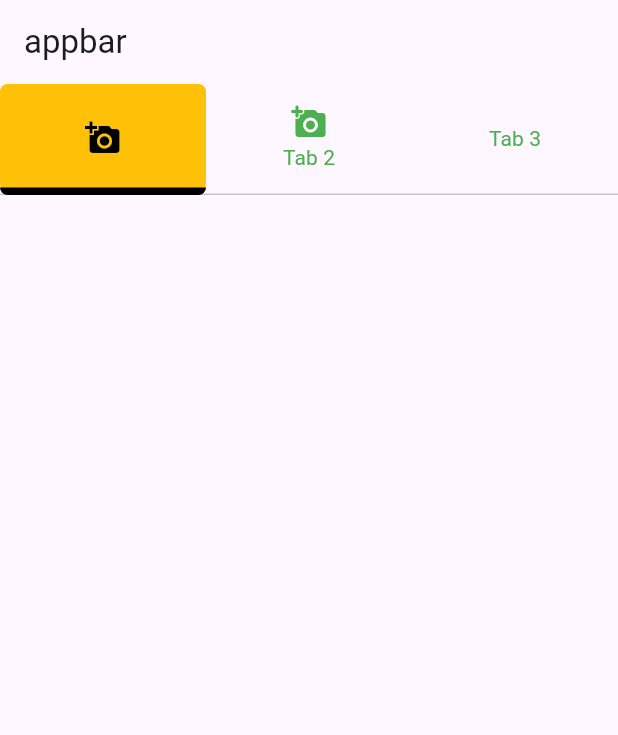
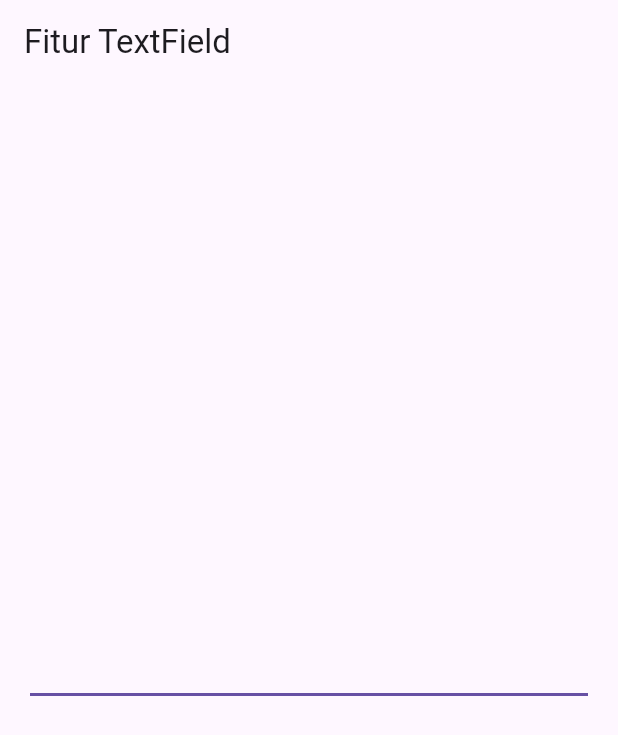
Before and after one commit to rasyid32/Modul-MWS, a Flutter app: the screen it shows after launch, on a phone screen of 412 x 824 dp. Shown: the top 735 px of the screen. Run offline on Flutter 3.47's test engine with Material 3 defaults, Android fonts, the phone set to English and light mode, and no system bars.

Commit message:
Fitur TextField

```diff
--- a/lib/main.dart
+++ b/lib/main.dart
@@ -12,7 +12,8 @@ import 'package:flutter/material.dart';
 // import 'package:project_1/views/mappingList.dart';
 // import 'package:project_1/views/dateFormat.dart';
 // import 'package:project_1/views/appbarWidget.dart';
-import 'package:project_1/views/tabBarWidget.dart';
+// import 'package:project_1/views/tabBarWidget.dart';
+import 'package:project_1/views/FiturTextField.dart';
 
 void main() {
   runApp(MyApp());
@@ -30,7 +31,7 @@ class MyApp extends StatelessWidget {
         colorScheme: ColorScheme.fromSeed(seedColor: Colors.deepPurple),
         useMaterial3: true,
       ),
-      home: TabBarWidget(),
+      home: FiturTextField(),
     );
   }
 }
--- /dev/null
+++ b/lib/views/FiturTextField.dart
@@ -0,0 +1,32 @@
+import 'package:flutter/material.dart';
+
+class FiturTextField extends StatelessWidget {
+  const FiturTextField({super.key});
+
+  @override
+  Widget build(BuildContext context) {
+    return MaterialApp(
+      home: Scaffold(
+        appBar: AppBar(
+          title: Text("Fitur TextField"),
+        ),
+        body: Center(
+          child: Padding(
+            padding: const EdgeInsets.all(20),
+            child: TextField(
+              autocorrect: true,
+              autofocus: true,
+              enableSuggestions: true,
+              enableInteractiveSelection: true,
+              obscureText: true,
+              obscuringCharacter: "-",
+              keyboardType: TextInputType.number,
+              readOnly: true,
+              // enabled: false,
+            ),
+          ),
+        ),
+      ),
+    );
+  }
+}
```
